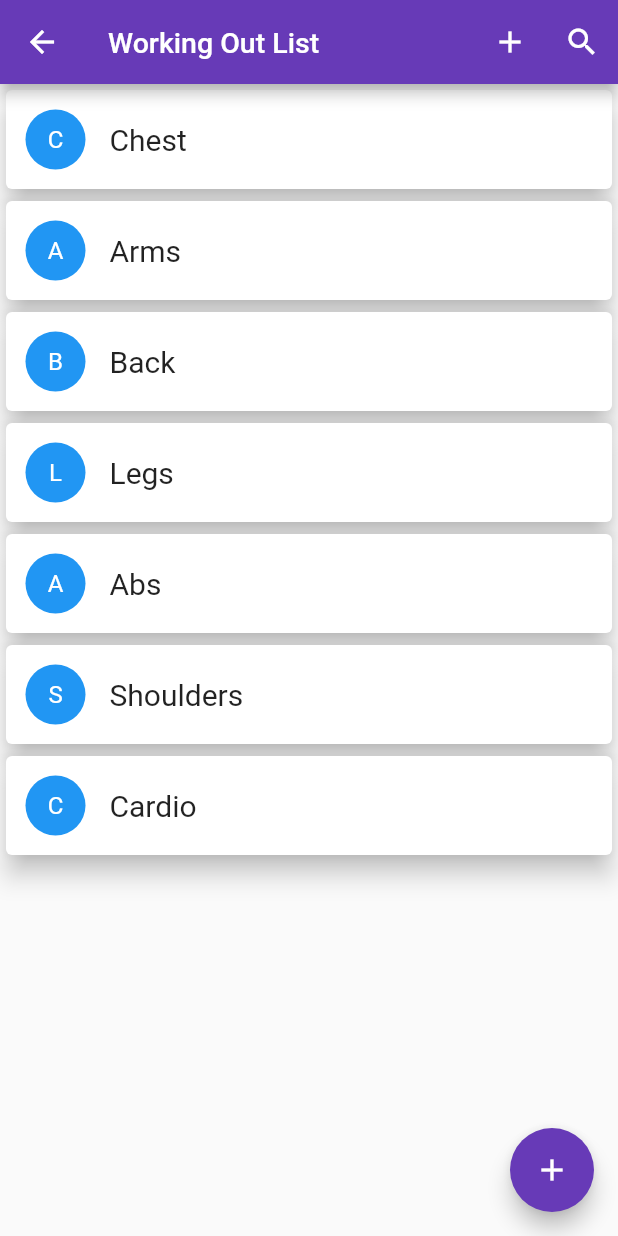
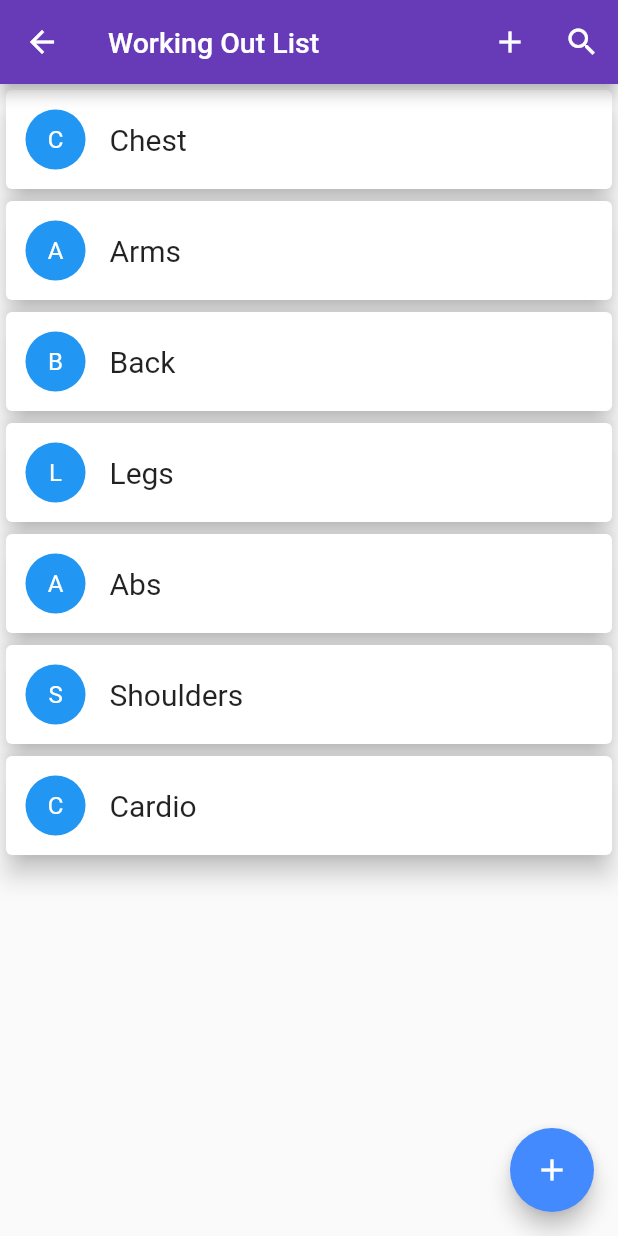
Before and after one commit to chakrakan/fitcon, a Flutter app: the WorkoutRoutineScreen screen opened by its route, on a phone screen of 412 x 824 dp. Run offline on Flutter 3.47's test engine with Material 2 defaults, Android fonts, the phone set to English and light mode, and no system bars; our stand-ins replace cached_network_image, cloud_firestore, firebase_auth, firebase_messaging, firebase_storage, flutter_local_notifications and 7 more; accounts and stored records are empty.

Commit message:
Color changed in workout routine

```diff
--- a/fitcon/lib/screens/workout_routine_screen.dart
+++ b/fitcon/lib/screens/workout_routine_screen.dart
@@ -43,7 +43,7 @@ class _WorkoutRoutineScreenState extends State<WorkoutRoutineScreen> {
       floatingActionButton: new FloatingActionButton(
         onPressed: () => debugPrint("FB Button Click"),
         child: new Icon(Icons.add),
-        backgroundColor: Colors.deepPurple,
+        backgroundColor: Colors.blueAccent,
         foregroundColor: Colors.white,
       ),
     );
```
